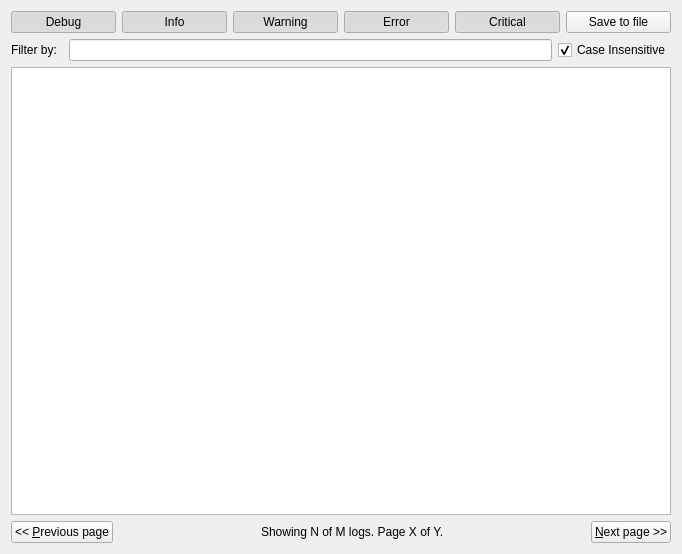
Qt form src/leap/bitmask/gui/ui/loggerwindow.ui (ivanalejandro0/bitmask_client) before a commit.
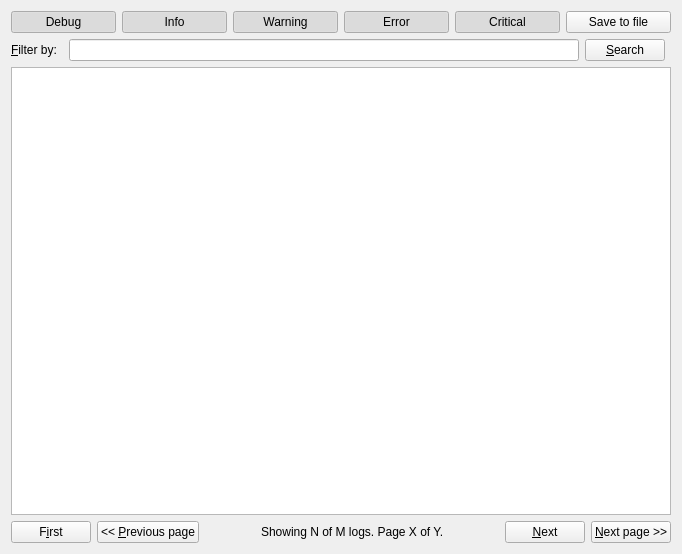
The same form after that commit. Icons and pictures are not drawn.

Diff of the .ui file:
```diff
--- a/src/leap/bitmask/gui/ui/loggerwindow.ui
+++ b/src/leap/bitmask/gui/ui/loggerwindow.ui
@@ -18,7 +18,10 @@
     <normaloff>:/images/mask-icon.png</normaloff>:/images/mask-icon.png</iconset>
   </property>
   <layout class="QGridLayout" name="gridLayout">
-   <item row="0" column="0" colspan="4">
+   <item row="3" column="0" colspan="5">
+    <widget class="QTextBrowser" name="txtLogHistory"/>
+   </item>
+   <item row="0" column="0" colspan="5">
     <layout class="QHBoxLayout" name="horizontalLayout_2">
      <item>
       <widget class="QPushButton" name="btnDebug">
@@ -133,31 +136,19 @@
      </item>
     </layout>
    </item>
-   <item row="3" column="0" colspan="4">
-    <widget class="QTextBrowser" name="txtLogHistory"/>
-   </item>
-   <item row="2" column="0">
-    <widget class="QLabel" name="label">
-     <property name="text">
-      <string>Filter by:</string>
-     </property>
-    </widget>
-   </item>
-   <item row="2" column="2">
-    <widget class="QLineEdit" name="leFilterBy"/>
-   </item>
-   <item row="2" column="3">
-    <widget class="QCheckBox" name="cbCaseInsensitive">
-     <property name="text">
-      <string>Case Insensitive</string>
-     </property>
-     <property name="checked">
-      <bool>true</bool>
-     </property>
-    </widget>
-   </item>
-   <item row="4" column="0" colspan="4">
+   <item row="4" column="0" colspan="5">
     <layout class="QHBoxLayout" name="horizontalLayout">
+     <item>
+      <widget class="QPushButton" name="btnFirstPage">
+       <property name="text">
+        <string>F&amp;irst</string>
+       </property>
+       <property name="icon">
+        <iconset resource="../../../../../data/resources/loggerwindow.qrc">
+         <normaloff>:/images/oxygen-icons/Actions-go-first-view-icon.png</normaloff>:/images/oxygen-icons/Actions-go-first-view-icon.png</iconset>
+       </property>
+      </widget>
+     </item>
      <item>
       <widget class="QPushButton" name="btnPreviousPage">
        <property name="text">
@@ -200,6 +191,26 @@
      </item>
      <item>
       <widget class="QPushButton" name="btnNextPage">
+       <property name="layoutDirection">
+        <enum>Qt::RightToLeft</enum>
+       </property>
+       <property name="text">
+        <string>&amp;Next</string>
+       </property>
+       <property name="icon">
+        <iconset resource="../../../../../data/resources/loggerwindow.qrc">
+         <normaloff>:/images/oxygen-icons/Actions-go-next-view-icon.png</normaloff>:/images/oxygen-icons/Actions-go-next-view-icon.png</iconset>
+       </property>
+       <property name="flat">
+        <bool>false</bool>
+       </property>
+      </widget>
+     </item>
+     <item>
+      <widget class="QPushButton" name="btnLastPage">
+       <property name="layoutDirection">
+        <enum>Qt::RightToLeft</enum>
+       </property>
        <property name="text">
         <string>&amp;Next page &gt;&gt;</string>
        </property>
@@ -207,6 +218,26 @@
      </item>
     </layout>
    </item>
+   <item row="2" column="0">
+    <widget class="QLabel" name="label">
+     <property name="text">
+      <string>&amp;Filter by:</string>
+     </property>
+     <property name="buddy">
+      <cstring>leFilterBy</cstring>
+     </property>
+    </widget>
+   </item>
+   <item row="2" column="2">
+    <widget class="QLineEdit" name="leFilterBy"/>
+   </item>
+   <item row="2" column="3">
+    <widget class="QPushButton" name="btnSearch">
+     <property name="text">
+      <string>&amp;Search</string>
+     </property>
+    </widget>
+   </item>
   </layout>
  </widget>
  <tabstops>
```
Left out of the diff: 8 changed lines with no effect on the pictures.
